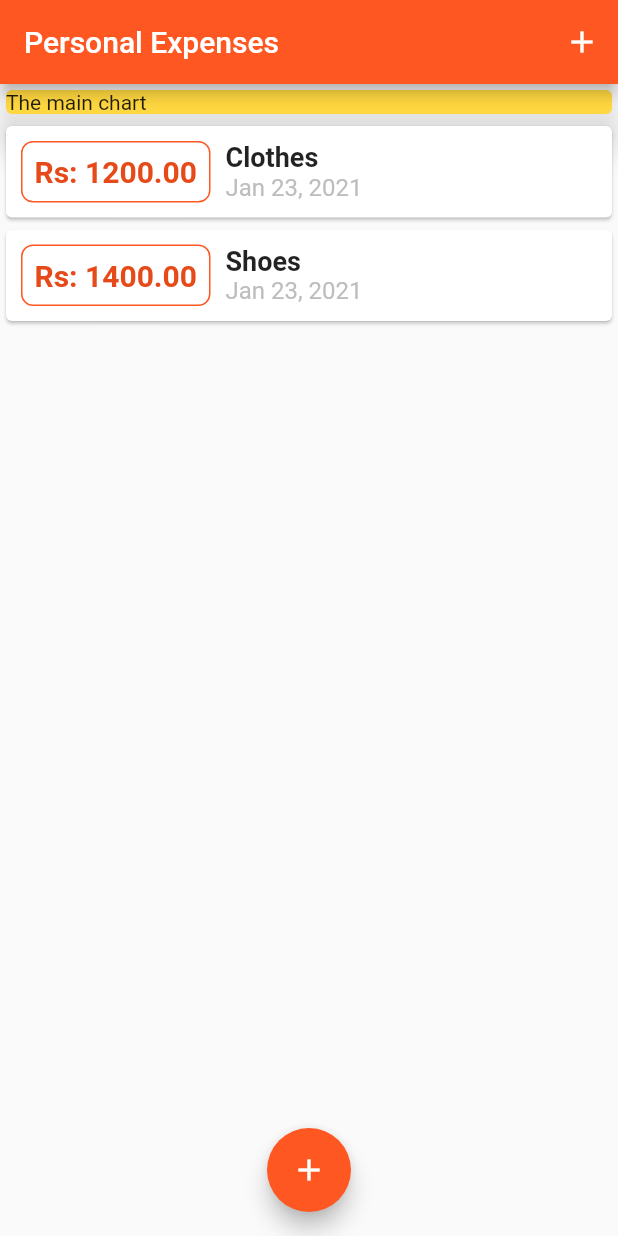
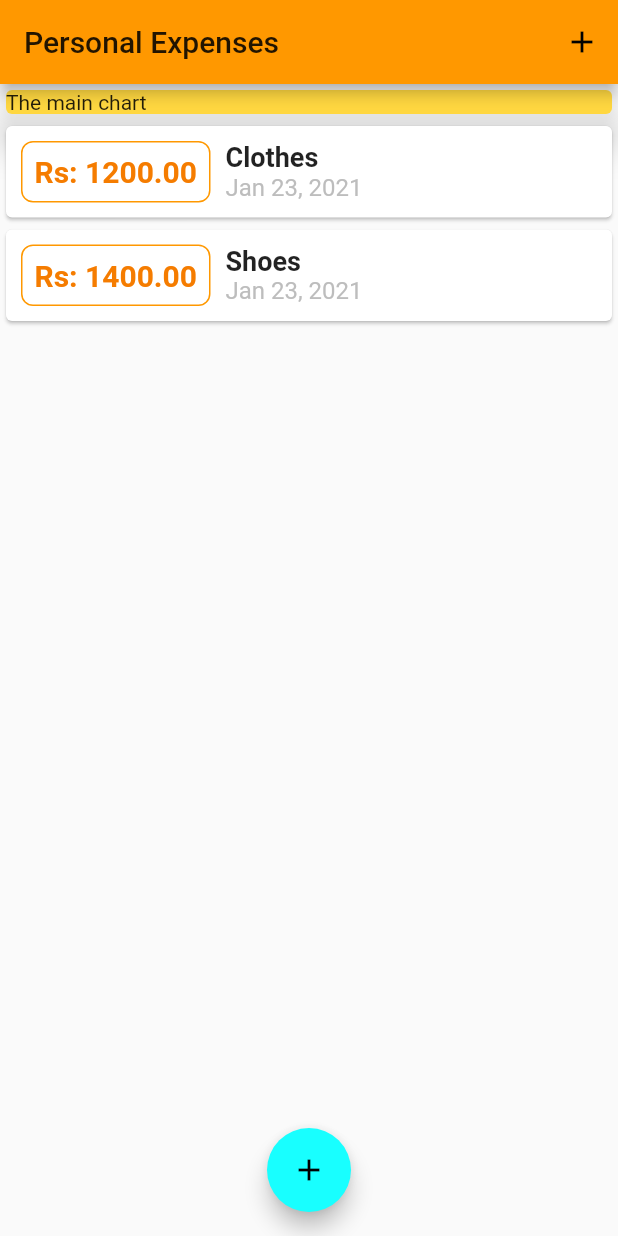
Before and after one commit to aniketgaikwad9797/Personal-Expenses-App, a Flutter app: the screen it shows after launch, on a phone screen of 412 x 824 dp. Run offline on Flutter 3.47's test engine with Material 2 defaults, Android fonts, the phone set to English and light mode, and no system bars.

Commit message:
add primarySwatch and accentColor

```diff
--- a/lib/main.dart
+++ b/lib/main.dart
@@ -16,7 +16,8 @@ class MyApp extends StatelessWidget {
       title: "Personal Expenses",   //this is the title that appears when app is in background
       home: MyHomePage(),
       theme: ThemeData(
-        primarySwatch: Colors.deepOrange,
+        primarySwatch: Colors.orange,
+        accentColor: Colors.cyanAccent,   //alternate is primaryColor but only on shade
       ),         //ThemeData is not a widget but a class provided by flutter
       debugShowCheckedModeBanner: false,
     );
```
